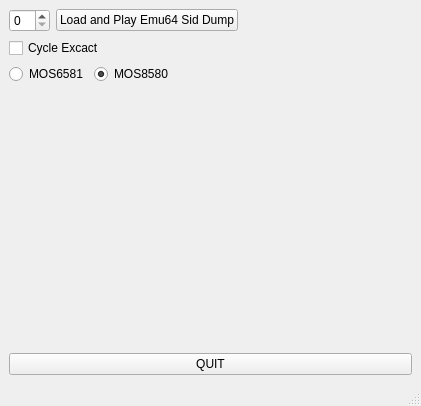
This is the_pico_sid_desktop_simulation/mainwindow.ui in ThKattanek/the_pico_sid as Qt 5 draws it before an edit. The edited form follows.
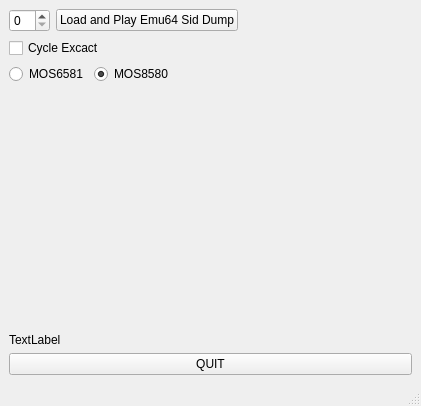
This is the edited form.

Commit message: desktop simulation: added fw version

What changed in the file:
```diff
--- a/the_pico_sid_desktop_simulation/mainwindow.ui
+++ b/the_pico_sid_desktop_simulation/mainwindow.ui
@@ -104,6 +104,13 @@
       </property>
      </spacer>
     </item>
+    <item>
+     <widget class="QLabel" name="fw_version">
+      <property name="text">
+       <string>TextLabel</string>
+      </property>
+     </widget>
+    </item>
     <item>
      <widget class="QPushButton" name="Quit">
       <property name="text">
```
The commit also changes 1 other file.
